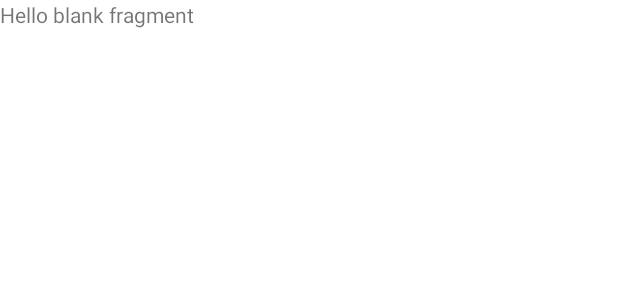
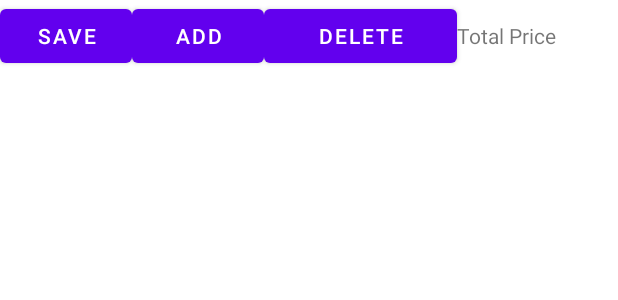
Before and after one commit to dmbellinger/FinalProject, an Android app: the layout fragment_view_list.xml on its own in the app's theme, with its tools: preview values and no code run, on a phone screen of 412 x 824 dp. Shown: the top 300 px of the screen. Run offline under Robolectric (Android 15) with nearby library versions, the phone set to English and light mode, and no system bars.

Commit message:
Pull for new branch

```diff
--- a/app/src/main/res/layout/fragment_view_list.xml
+++ b/app/src/main/res/layout/fragment_view_list.xml
@@ -1,14 +1,49 @@
 <?xml version="1.0" encoding="utf-8"?>
-<FrameLayout xmlns:android="http://schemas.android.com/apk/res/android"
+<LinearLayout xmlns:android="http://schemas.android.com/apk/res/android"
     xmlns:tools="http://schemas.android.com/tools"
+    android:id="@+id/AddButton"
     android:layout_width="match_parent"
     android:layout_height="match_parent"
+    android:orientation="vertical"
     tools:context=".ViewListFragment">
 
-    <!-- TODO: Update blank fragment layout -->
-    <TextView
+    <androidx.recyclerview.widget.RecyclerView
         android:layout_width="match_parent"
-        android:layout_height="match_parent"
-        android:text="@string/hello_blank_fragment" />
+        android:layout_height="wrap_content" />
 
-</FrameLayout>
+
+    <LinearLayout
+        android:layout_width="match_parent"
+        android:layout_height="wrap_content"
+        android:orientation="horizontal">
+
+        <Button
+            android:id="@+id/SaveButton"
+            android:layout_width="wrap_content"
+            android:layout_height="wrap_content"
+            android:text="Save" />
+
+        <Button
+            android:id="@+id/AddScreenButton"
+            android:layout_width="wrap_content"
+            android:layout_height="wrap_content"
+            android:text="Add" />
+
+        <Button
+            android:id="@+id/DeleteButton"
+            android:layout_width="wrap_content"
+            android:layout_height="wrap_content"
+            android:layout_weight="1"
+            android:text="Delete" />
+
+        <TextView
+            android:id="@+id/PriceBox"
+            android:layout_width="wrap_content"
+            android:layout_height="wrap_content"
+            android:layout_weight="1"
+            android:text="Total Price" />
+
+    </LinearLayout>
+
+
+</LinearLayout>
```
